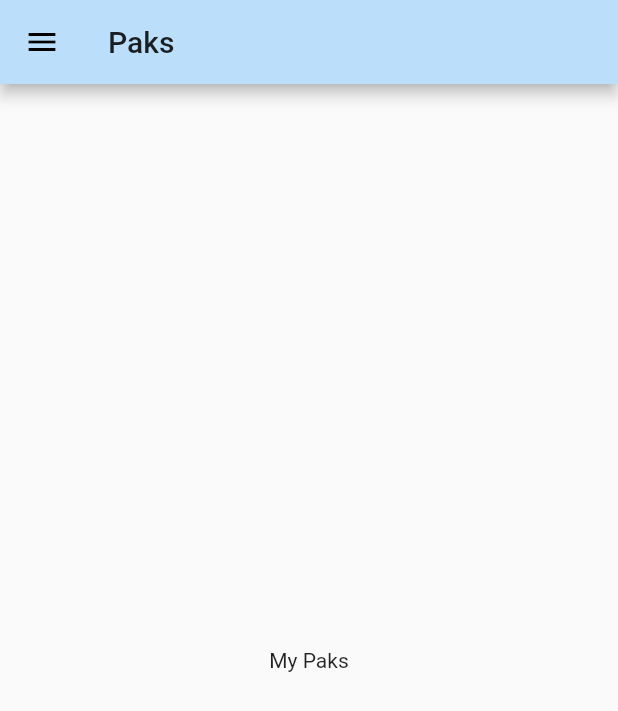
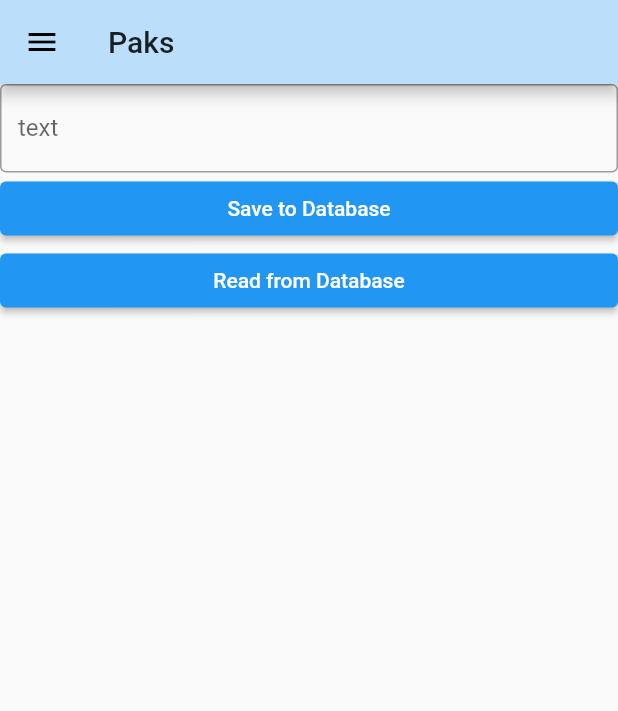
Before and after one commit to tgamlem/PakRat, a Flutter app: the Paks screen opened directly, on a phone screen of 412 x 824 dp. Shown: the top 711 px of the screen. Run offline on Flutter 3.47's test engine with Material 2 defaults, Android fonts, the phone set to English and light mode, and no system bars; our stand-ins replace cloud_firestore, firebase_auth, firebase_core, hexcolor, shared_preferences; accounts and stored records are empty.

Commit message:
rudimentary push/pull

```diff
--- a/lib/paks.dart
+++ b/lib/paks.dart
@@ -1,7 +1,12 @@
+import 'dart:convert';
 import 'package:PakRat/widgets/sideMenu.dart';
 import 'package:flutter/material.dart';
+import 'package:firebase_core/firebase_core.dart';
+import 'package:cloud_firestore/cloud_firestore.dart';
+import 'package:shared_preferences/shared_preferences.dart';
 
 class Paks extends StatelessWidget {
+  String text = "";
   @override
   Widget build(BuildContext context) {
     return Scaffold(
@@ -9,9 +14,111 @@ class Paks extends StatelessWidget {
       appBar: AppBar(
         title: Text('Paks'),
       ),
-      body: Center(
-        child: Text('My Paks'),
+      body: ListView(
+        children: [
+          TextField(
+            decoration: InputDecoration(
+              border: OutlineInputBorder(),
+              labelText: "text",
+            ),
+            onChanged: (value) => text = value,
+          ),
+          ElevatedButton(
+            child: Text("Save to Database"),
+            onPressed: () => addUserText(text),
+          ),
+          ElevatedButton(
+            child: Text("Read from Database"),
+            onPressed: () => readFromDatabase(),
+          ),
+        ],
       ),
     );
   }
+
+  final String document = "PAKS";
+
+  void addUserText(String text) async {
+    SharedPreferences prefs = await SharedPreferences.getInstance();
+    String uid = prefs.getString('user_id')!;
+    CollectionReference paks = FirebaseFirestore.instance.collection('packs');
+
+    PakData data = new PakData();
+    data.addItem(
+        new PakDataItem.setUpWithData("test title", "test description"));
+    String json = data.toJson();
+
+    paks
+        .add({
+          'uid': uid,
+          'pak_name': "TEST",
+          'data': json,
+        })
+        .then((value) => print("YAY! WE PUSHED TO THE DATABASE!"))
+        .catchError((error) => print(":( $error"));
+  }
+
+  void readFromDatabase() async {
+    var snapshot = await FirebaseFirestore.instance.collection('packs').get();
+    var docs = snapshot.docs;
+    var json = docs.first.data()?['data'];
+    var dataAsJson = jsonDecode(json);
+    print(dataAsJson['title']);
+    PakDataItem dataItem = PakDataItem.fromJson(dataAsJson);
+    print(dataItem.getTitle());
+    // var data = paks.fromJson();
+  }
 }
+
+class PakData {
+  List<PakDataItem> dataItems = [];
+
+  addItem(PakDataItem item) {
+    dataItems.add(item);
+  }
+
+  String toJson() {
+    String json = "";
+    for (var item in dataItems) {
+      json += jsonEncode(item);
+    }
+    return json;
+  }
+}
+
+class PakDataItem {
+  var title;
+  var description;
+
+  PakDataItem() {}
+
+  PakDataItem.setUpWithData(String t, String d) {
+    title = t;
+    description = d;
+  }
+
+  String getTitle() {
+    return title;
+  }
+
+  String getDescription() {
+    return description;
+  }
+
+  void setTitle(String t) {
+    title = t;
+  }
+
+  void setDescription(String d) {
+    description = d;
+  }
+
+  PakDataItem.fromJson(Map<String, dynamic> json)
+      : title = json['title'],
+        description = json['description'];
+
+  Map<String, dynamic> toJson() => {
+        'title': title,
+        'description': description,
+      };
+}
--- a/pubspec.yaml
+++ b/pubspec.yaml
@@ -27,6 +27,7 @@ dependencies:
   firebase_core: ^1.0.1
   firebase_database: ^6.0.0
   firebase_auth: ^1.0.1
+  cloud_firestore: ^1.0.1
   # The following adds the Cupertino Icons font to your application.
   # Use with the CupertinoIcons class for iOS style icons.
   cupertino_icons: ^0.1.3
```
Also changed, not shown: pubspec.lock, 1 other file.
